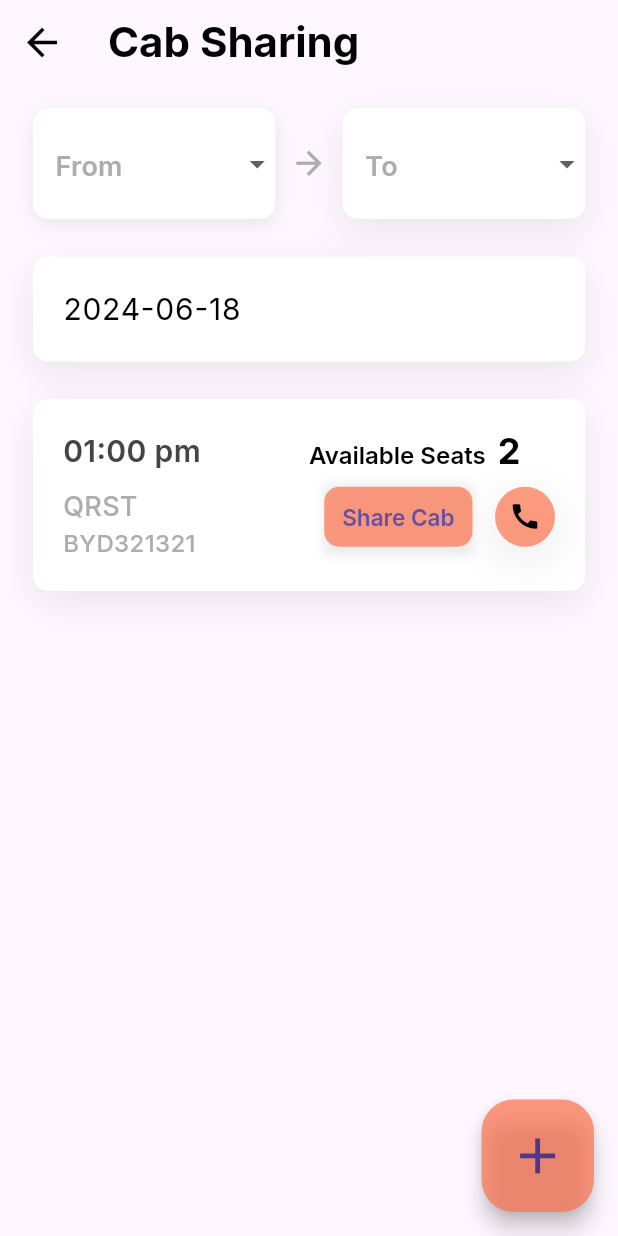
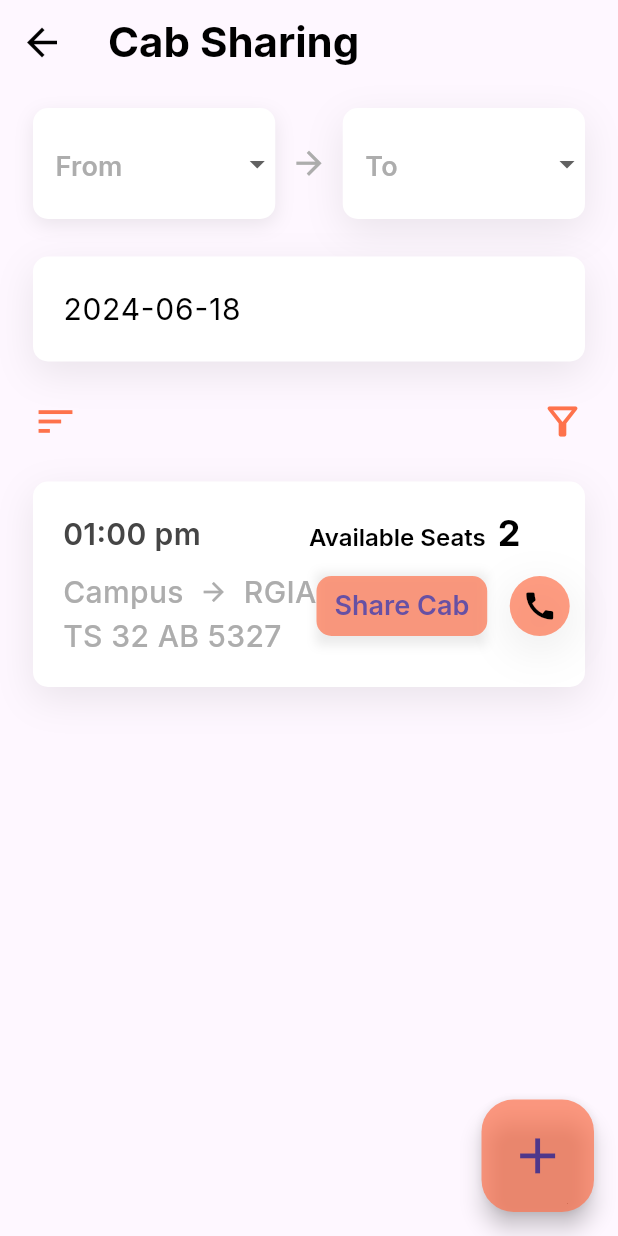
Before and after one commit to LambdaIITH/Dashboard, a Flutter app: the CabSharingScreen screen opened directly, on a phone screen of 412 x 824 dp. Run offline on Flutter 3.47's test engine with Material 3 defaults, Android fonts, the phone set to English and light mode, and no system bars; our stand-ins replace firebase_auth, firebase_core, flutter_svg, google_fonts, google_sign_in, loading_animation_widget; missing offline and left inert: rounded_expansion_tile; accounts and stored records are empty.

Commit message:
fix: added icons to cab share screen

```diff
--- a/frontend/lib/screens/cab_sharing_screen.dart
+++ b/frontend/lib/screens/cab_sharing_screen.dart
@@ -248,6 +248,23 @@ class _CabSharingScreenState extends State<CabSharingScreen> {
               ],
             ),
             const SizedBox(height: 25.0),
+            const Row(
+              mainAxisAlignment: MainAxisAlignment.spaceBetween,
+              children: [
+                Icon(
+                  Icons.sort_outlined,
+                  size: 30.0,
+                  color:  Color(0xffFE724C),
+                ),
+                SizedBox(width: 10.0),
+                Icon(
+                  Icons.filter_alt_outlined,
+                  size: 30.0,
+                  color: Color(0xffFE724C),
+                ),
+              ],
+            ),
+            const SizedBox(height: 25.0),
             const CabCard(),
           ],
         ),
--- a/frontend/lib/widgets/cab_details.dart
+++ b/frontend/lib/widgets/cab_details.dart
@@ -66,18 +66,37 @@ class CabCard extends StatelessWidget {
                 crossAxisAlignment: CrossAxisAlignment.start,
                 children: [
                   const SizedBox(height: 10.0),
-                  Text(
-                    "QRST",
-                    style: GoogleFonts.inter(
-                      fontSize: 18,
-                      fontWeight: FontWeight.w500,
-                      color: const Color(0xffADADAD),
-                    ),
+                  Row(
+                    children: [
+                      Text(
+                        "Campus",
+                        style: GoogleFonts.inter(
+                          fontSize: 20,
+                          fontWeight: FontWeight.w500,
+                          color: const Color(0xffADADAD),
+                        ),
+                      ),
+                      const SizedBox(width: 10.0),
+                      const Icon(
+                        Icons.arrow_forward,
+                        color: Color(0xffADADAD),
+                        size: 20,
+                      ),
+                      const SizedBox(width: 10.0),
+                      Text(
+                        "RGIA",
+                        style: GoogleFonts.inter(
+                          fontSize: 20,
+                          fontWeight: FontWeight.w500,
+                          color: const Color(0xffADADAD),
+                        ),
+                      ),
+                    ],
                   ),
                   Text(
-                    "BYD321321",
+                    "TS 32 AB 5327",
                     style: GoogleFonts.inter(
-                      fontSize: 16,
+                      fontSize: 20,
                       fontWeight: FontWeight.w500,
                       color: const Color(0xffADADAD),
                     ),
@@ -103,9 +122,10 @@ class CabCard extends StatelessWidget {
                     child: TextButton(
                       onPressed: () {},
                       style: TextButton.styleFrom(
-                        backgroundColor: const Color.fromRGBO(254, 114, 76, 0.70),
+                        backgroundColor:
+                            const Color.fromRGBO(254, 114, 76, 0.70),
                         textStyle: GoogleFonts.inter(
-                          fontSize: 15,
+                          fontSize: 18,
                           fontWeight: FontWeight.w600,
                           color: Colors.black,
                         ),
@@ -123,7 +143,7 @@ class CabCard extends StatelessWidget {
                   const SizedBox(width: 15.0),
                   Container(
                     decoration: BoxDecoration(
-                      boxShadow:const  [
+                      boxShadow: const [
                         BoxShadow(
                           color: Color.fromRGBO(51, 51, 51, 0.10),
                           offset: Offset(0, 8), // Offset in the x, y direction
@@ -145,7 +165,7 @@ class CabCard extends StatelessWidget {
                         onPressed: () {},
                         icon: const Icon(Icons.call),
                         color: Colors.black,
-                        iconSize: 22.0,
+                        iconSize: 24.0,
                       ),
                     ),
                   ),
```
